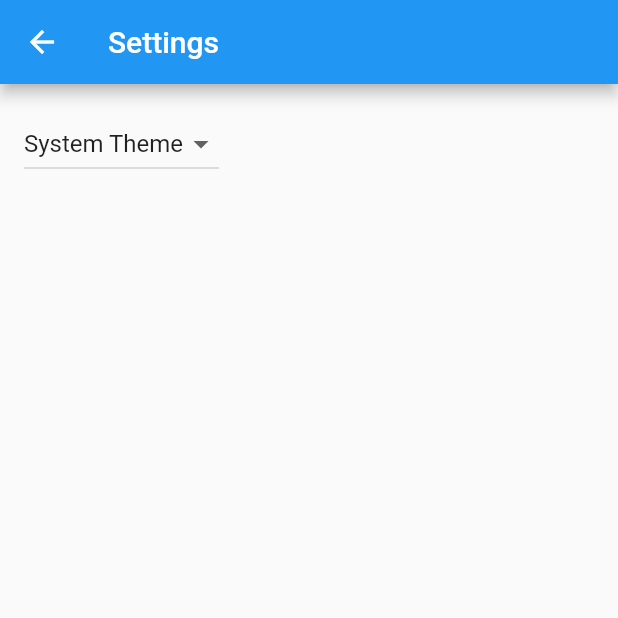
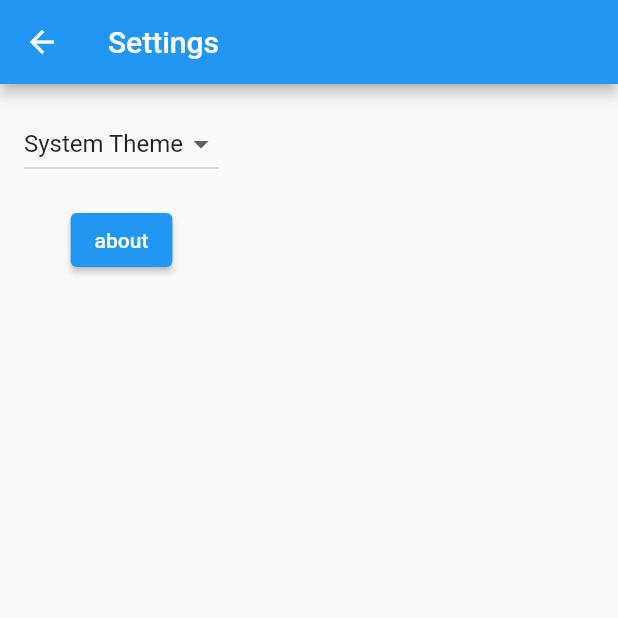
Before and after one commit to fischerscode/MathTools, a Flutter app: the screen it shows after launch, after a tap on the "settings" icon, on a phone screen of 412 x 824 dp, the top half of it. Run offline on Flutter 3.47's test engine with Material 2 defaults, Android fonts, the light colour scheme and no system bars; our stand-ins replace freezed_annotation; generated files the repository leaves out were written again.

Commit message:
github button & about dialog

```diff
--- /dev/null
+++ b/lib/src/github.dart
@@ -0,0 +1,12 @@
+import 'package:url_launcher/url_launcher.dart';
+
+class GitHub {
+  GitHub._();
+
+  static void open() async {
+    const url = "https://github.com/fischerscode/MathTools";
+    if (await canLaunch(url)) {
+      launch(url);
+    }
+  }
+}
--- a/lib/src/localization/app_de.arb
+++ b/lib/src/localization/app_de.arb
@@ -5,5 +5,7 @@
   "required": "Pflichtfeld",
   "zeronotallowed": "0 ist nicht erlaubt",
   "congruenceSystem": "Kongruenzsystem",
-  "iterations": "Iterationen"
+  "iterations": "Iterationen",
+  "about": "Informationen",
+  "settings": "Einstellungen"
 }
--- a/lib/src/localization/app_en.arb
+++ b/lib/src/localization/app_en.arb
@@ -8,5 +8,10 @@
   "required": "required",
   "zeronotallowed": "0 not allowed",
   "congruenceSystem": "congruence system",
-  "iterations": "iterations"
+  "iterations": "iterations",
+  "about": "about",
+  "@about": {
+    "description": "The text of the about dialog button."
+  },
+  "settings": "Settings"
 }
--- /dev/null
+++ b/lib/src/localization/localizations.dart
@@ -0,0 +1 @@
+export 'package:flutter_gen/gen_l10n/app_localizations.dart';
--- a/lib/src/menu/menu_list_view.dart
+++ b/lib/src/menu/menu_list_view.dart
@@ -1,6 +1,7 @@
 import 'package:flutter/material.dart';
 import 'package:math_tools/src/congruence/congruence_page.dart';
 import 'package:math_tools/src/euclidean/euclidean_page.dart';
+import 'package:math_tools/src/github.dart';
 import 'package:math_tools/src/menu/page.dart' as menu;
 
 import 'package:flutter_gen/gen_l10n/app_localizations.dart';
@@ -33,6 +34,10 @@ class MenuListView extends StatelessWidget {
         title: Text(localization.appTitle),
         actions: [
           IconButton(
+            icon: Image.asset("assets/images/GitHub-Mark.png"),
+            onPressed: GitHub.open,
+          ),
+          IconButton(
             icon: const Icon(Icons.settings),
             onPressed: () {
               Navigator.restorablePushNamed(context, SettingsView.routeName);
--- a/lib/src/settings/settings_view.dart
+++ b/lib/src/settings/settings_view.dart
@@ -1,4 +1,6 @@
 import 'package:flutter/material.dart';
+import 'package:math_tools/src/github.dart';
+import 'package:math_tools/src/localization/localizations.dart';
 
 import 'settings_controller.dart';
 
@@ -15,11 +17,15 @@ class SettingsView extends StatelessWidget {
 
   @override
   Widget build(BuildContext context) {
+    final localizations = AppLocalizations.of(context)!;
     return Scaffold(
       appBar: AppBar(
-        title: const Text('Settings'),
+        title: Text(localizations.settings),
       ),
-      body: Padding(
+      body: SingleChildScrollView(
+        child: Column(
+          children: [
+            Padding(
               padding: const EdgeInsets.all(16),
               // Glue the SettingsController to the theme selection DropdownButton.
               //
@@ -46,6 +52,27 @@ class SettingsView extends StatelessWidget {
                 ],
               ),
             ),
+            ElevatedButton(
+              onPressed: () {
+                showAboutDialog(
+                  context: context,
+                  children: [
+                    OutlinedButton(
+                      onPressed: GitHub.open,
+                      child: Image.asset(
+                        "assets/images/Github_Logo.png",
+                        fit: BoxFit.scaleDown,
+                        height: 50,
+                      ),
+                    ),
+                  ],
+                );
+              },
+              child: Text(localizations.about),
+            ),
+          ],
+        ),
+      ),
     );
   }
 }
--- a/pubspec.yaml
+++ b/pubspec.yaml
@@ -15,6 +15,7 @@ dependencies:
   flutter_localizations:
     sdk: flutter
   freezed_annotation: ^1.1.0
+  url_launcher: ^6.0.20
 
 dev_dependencies:
   flutter_test:
```
Also changed, not shown: assets/images/GitHub-Mark.png (added), assets/images/GitHub_Logo.png (added), pubspec.lock, 12 other files. Lines whose indentation alone changed are shown as unchanged.
